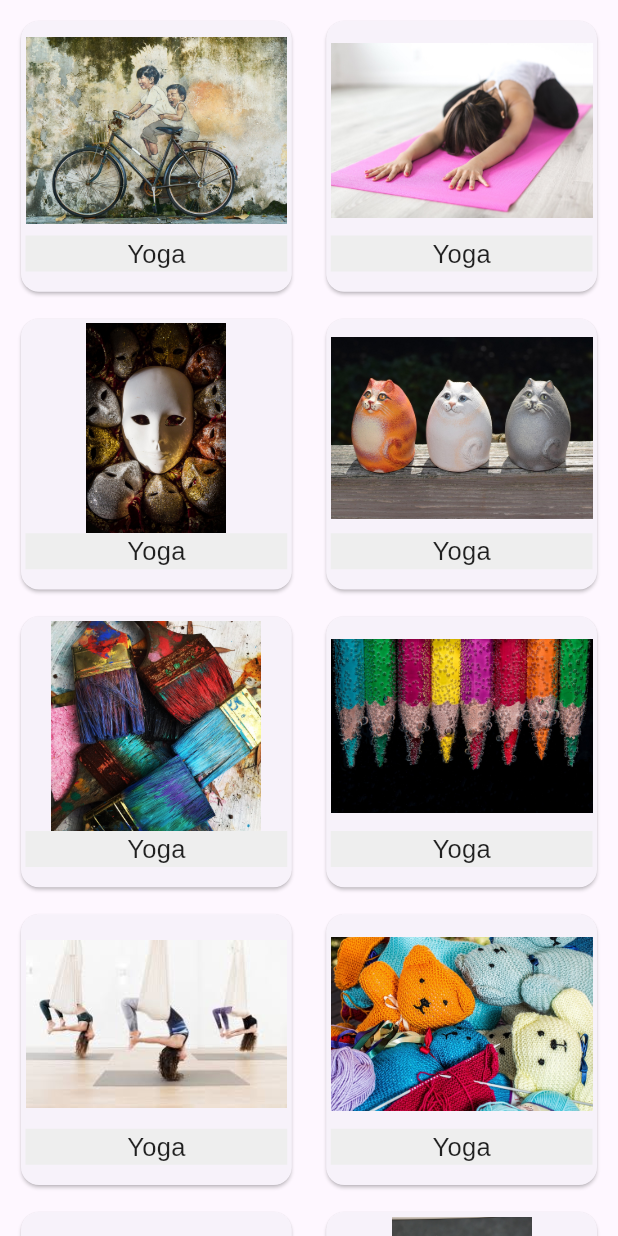
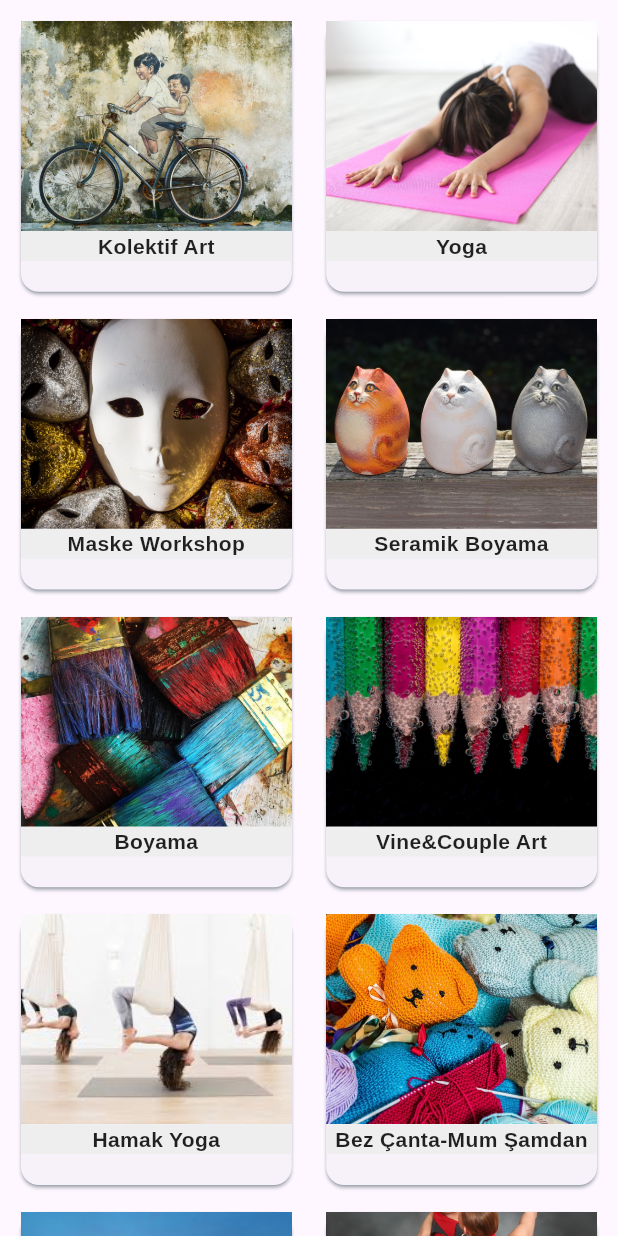
Before and after one commit to burakguvenc10/FlamingosHouse, a Flutter app: the Activities widget shown alone on an empty page, opened directly, on a phone screen of 412 x 824 dp. Run offline on Flutter 3.47's test engine with Material 3 defaults, Android fonts, the phone set to English and light mode, and no system bars; our stand-ins replace animated_text_kit, convex_bottom_bar, flutter_card_swiper, in_app_review, rflutter_alert, webview_flutter; missing offline and left inert: social_media_buttons.

Commit message:
Güncellemeler sağlandı.

```diff
--- a/lib/Views/Activities.dart
+++ b/lib/Views/Activities.dart
@@ -8,7 +8,7 @@ class Activities extends StatefulWidget {
 
 class _Activities extends State<Activities> {
 
-  final List<String> imageList = [
+  final List<String> cardImageList = [
     "assets/activity/kolektifArt.jpg",
     "assets/activity/yoga.jpg",
     "assets/activity/mask.jpg",
@@ -21,29 +21,40 @@ class _Activities extends State<Activities> {
     "assets/activity/salsa.jpg",
   ];
 
+  final List<String> cardTitleList = [
+    "Kolektif Art",
+    "Yoga",
+    "Maske Workshop",
+    "Seramik Boyama",
+    "Boyama",
+    "Vine&Couple Art",
+    "Hamak Yoga",
+    "Bez Çanta-Mum Şamdan",
+    "Yüz Yoga",
+    "Salsa Bachata",
+  ];
+
   @override
   Widget build(BuildContext context) {
     return GridView.builder(
       itemCount: 10,
       itemBuilder: (BuildContext context, int index){
         return Card(
+          shadowColor: Colors.blueGrey,
           child: Container(
             child: Column(
               children: [
-
-                Padding(padding: EdgeInsets.all(3),
-                child: Column(
+                Column(
                     children: [
-                    Image.asset(imageList[index],height: 140,width:MediaQuery.sizeOf(context).width,),
+                      Image.asset(cardImageList[index],height: 140,width:MediaQuery.sizeOf(context).width,fit: BoxFit.cover,),
 
                       Container(
                         color: Colors.grey.shade200,
                         child: Center(
-                          child: Text("Yoga",style: TextStyle(fontSize: 17,color: Colors.black87,fontFamily: 'Arimo-Regular'),)
+                            child: Text(cardTitleList[index],style: TextStyle(fontSize: 14,color: Colors.black87,fontFamily: 'Arimo-Bold'),textAlign: TextAlign.center)
                         ),
                       ),
                     ],
-                 ),
                 ),
               ],
             ),
--- a/lib/Views/Components/Bottombar.dart
+++ b/lib/Views/Components/Bottombar.dart
@@ -18,7 +18,7 @@ class Bottombar extends StatelessWidget {
         TabItem(icon: CupertinoIcons.home, title: 'Anasayfa'),
         TabItem(icon: CupertinoIcons.book, title: 'Menü'),
         TabItem(icon: Image.asset("assets/flamingoLogo.png",width: 50,height: 50)),
-        TabItem(icon: CupertinoIcons.guitars, title: 'Aktiviteler'),
+        TabItem(icon: CupertinoIcons.person_3, title: 'Aktiviteler'),
         TabItem(icon: CupertinoIcons.calendar_today, title: 'Program'),
       ],
       initialActiveIndex: 0,
--- a/lib/Views/Flamingo.dart
+++ b/lib/Views/Flamingo.dart
@@ -69,9 +69,9 @@ class _Flamingo extends State<Flamingo> with SingleTickerProviderStateMixin{
                       ),
                     ),
 
-                    Text("Flamingos House",style: TextStyle(fontSize: 18,color: Colors.black87,fontFamily: 'Arimo-Bold'),),
+                    Text("Flamingos House",style: TextStyle(fontSize: 18,color: Colors.black87,fontFamily: 'Arimo-Bold',letterSpacing: 1.6),),
 
-                    Text("Sosyal Kulüp🦩",style: TextStyle(fontSize: 15,color: Colors.blueGrey.shade200,fontFamily: 'Arimo-Bold'),),
+                    Text("Sosyal Kulüp🦩",style: TextStyle(fontSize: 15,color: Colors.blueGrey.shade200,fontFamily: 'Arimo-Bold',letterSpacing: 1.1),),
 
                     SizedBox(height: 2,),
 
--- a/pubspec.yaml
+++ b/pubspec.yaml
@@ -23,6 +23,7 @@ dev_dependencies:
   animated_text_kit: ^4.2.2
   in_app_review: ^2.0.10
   cupertino_icons: ^1.0.8
+  social_media_buttons: ^1.0.0
 
 flutter:
   uses-material-design: true
```
Also changed, not shown: lib/Views/Home.dart (+69 -17 lines), assets/stores.png (added), pubspec.lock. Lines whose indentation alone changed are shown as unchanged.
